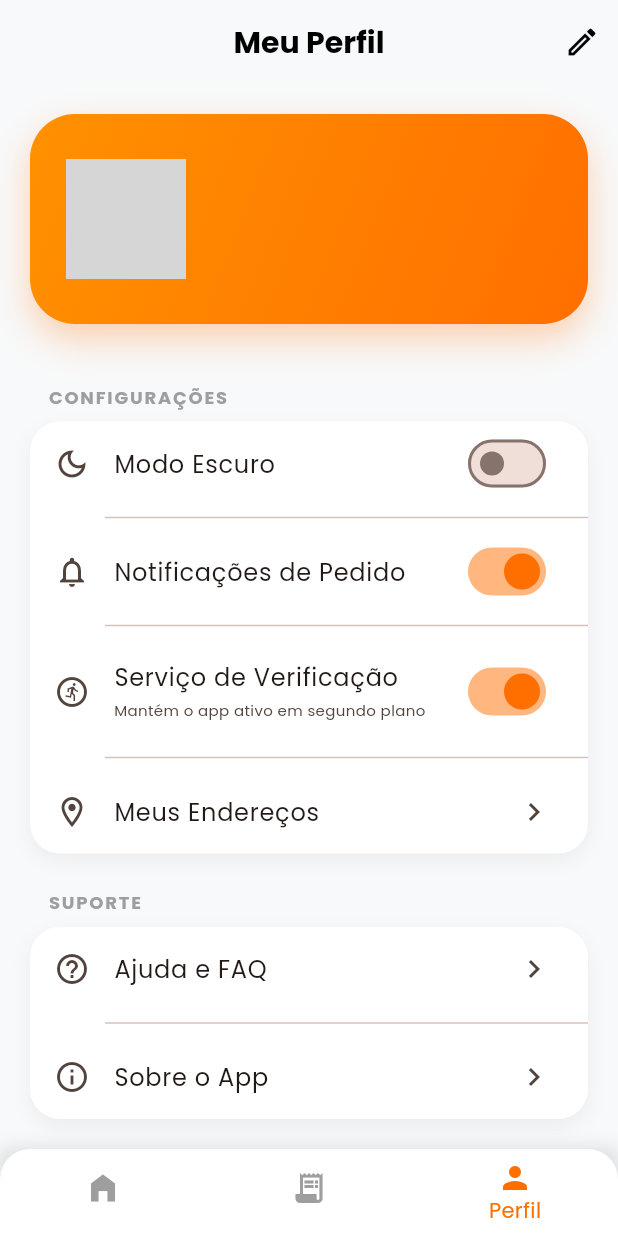
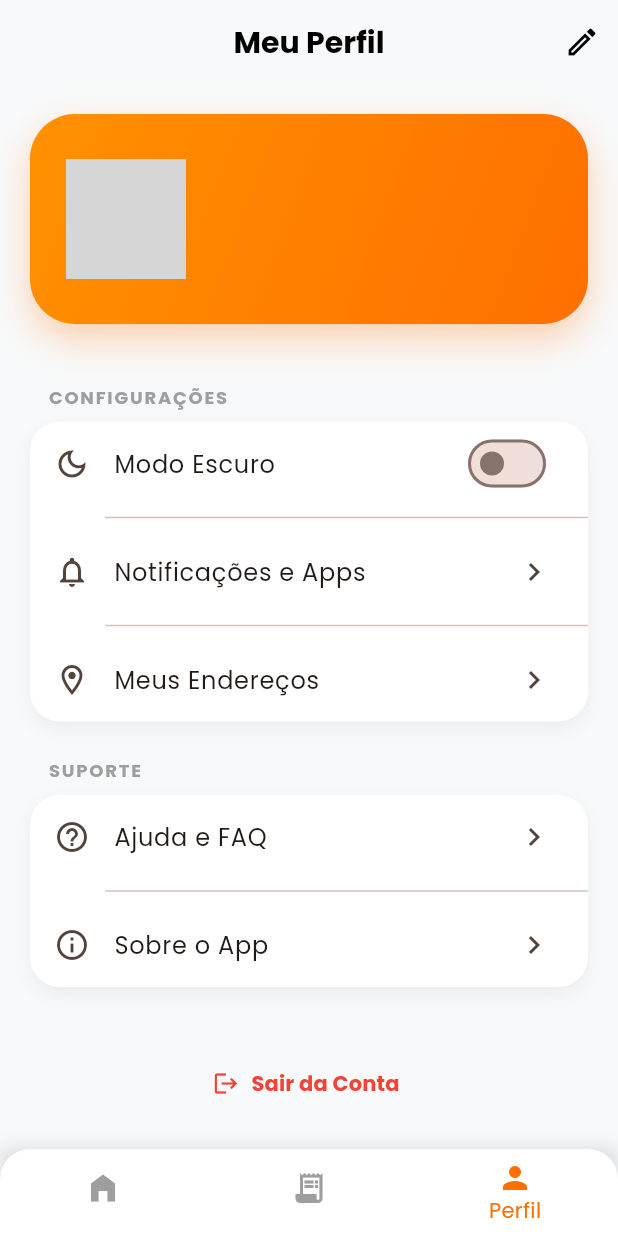
Before and after one commit to deivid22srk/CompraF-cil, a Flutter app: the screen it shows once a user with an empty profile is signed in, item 3 of the bottom bar chosen, on a phone screen of 412 x 824 dp. Run offline on Flutter 3.47's test engine with Material 3 defaults, Android fonts, the phone set to English and light mode, and no system bars; our stand-ins replace cached_network_image, dio, flutter_local_notifications, flutter_map, flutter_riverpod, geolocator and 7 more; missing offline and left inert: flutter_background_service; accounts and stored records are empty; network calls fail; grey boxes are pictures that could not be loaded.

Commit message:
Move notification settings to SettingsScreen and fix foreground service lifecycle
- Created SettingsScreen for managing notifications and background service.
- Added "Configurações" entry in ProfileScreen.
- Updated SettingsNotifier to stop the background service when all notifications are disabled.
- Ensured background service starts/stops correctly based on user preferences.

Co-authored-by: deivid22srk <222269677+deivid22srk@users.noreply.github.com>

```diff
--- a/comprafacil_flutter/lib/screens/profile/profile_screen.dart
+++ b/comprafacil_flutter/lib/screens/profile/profile_screen.dart
@@ -8,6 +8,7 @@ import '../../providers/settings_provider.dart';
 import '../../theme/app_theme.dart';
 import 'addresses_screen.dart';
 import 'edit_profile_screen.dart';
+import 'settings_screen.dart';
 
 class ProfileScreen extends ConsumerWidget {
   const ProfileScreen({super.key});
@@ -104,7 +105,15 @@ class ProfileScreen extends ConsumerWidget {
                       ),
                     ),
                     const Divider(indent: 50),
-                    _buildNotificationSettings(context, ref),
+                ListTile(
+                  leading: const Icon(Icons.notifications_outlined),
+                  title: const Text('Notificações e Apps'),
+                  trailing: const Icon(Icons.chevron_right),
+                  onTap: () => Navigator.push(
+                    context,
+                    MaterialPageRoute(builder: (_) => const SettingsScreen()),
+                  ),
+                ),
                     const Divider(indent: 50),
                     ListTile(
                       leading: const Icon(Icons.location_on_outlined),
@@ -201,48 +210,6 @@ class ProfileScreen extends ConsumerWidget {
     return '${name.substring(0, visibleLength)}$maskedPart@$domain';
   }
 
-  Widget _buildNotificationSettings(BuildContext context, WidgetRef ref) {
-    final settings = ref.watch(settingsProvider);
-    final profile = ref.watch(profileProvider).value;
-
-    return Column(
-      children: [
-        ListTile(
-          leading: const Icon(Icons.notifications_outlined),
-          title: const Text('Notificações de Pedido'),
-          trailing: Switch(
-            value: settings.userNotifEnabled,
-            onChanged: (val) => ref.read(settingsProvider.notifier).updateUserNotif(val),
-            activeColor: AppTheme.primaryColor,
-          ),
-        ),
-        if (profile?.role == 'admin') ...[
-          const Divider(indent: 50),
-          ListTile(
-            leading: const Icon(Icons.notifications_active_outlined),
-            title: const Text('Notificações de Novos Pedidos (ADM)'),
-            trailing: Switch(
-              value: settings.adminNotifEnabled,
-              onChanged: (val) => ref.read(settingsProvider.notifier).updateAdminNotif(val),
-              activeColor: AppTheme.primaryColor,
-            ),
-          ),
-        ],
-        const Divider(indent: 50),
-        ListTile(
-          leading: const Icon(Icons.run_circle_outlined),
-          title: const Text('Serviço de Verificação'),
-          subtitle: const Text('Mantém o app ativo em segundo plano', style: TextStyle(fontSize: 10)),
-          trailing: Switch(
-            value: settings.backgroundServiceEnabled,
-            onChanged: (val) => ref.read(settingsProvider.notifier).updateBackgroundService(val),
-            activeColor: AppTheme.primaryColor,
-          ),
-        ),
-      ],
-    );
-  }
-
   Widget _buildSettingCard(BuildContext context, {required Widget child}) {
     return Container(
       margin: const EdgeInsets.symmetric(horizontal: 20),
```
Also changed, not shown: comprafacil_flutter/lib/providers/settings_provider.dart (+19 -3 lines), comprafacil_flutter/lib/screens/profile/settings_screen.dart (added, +94 -0 lines).
